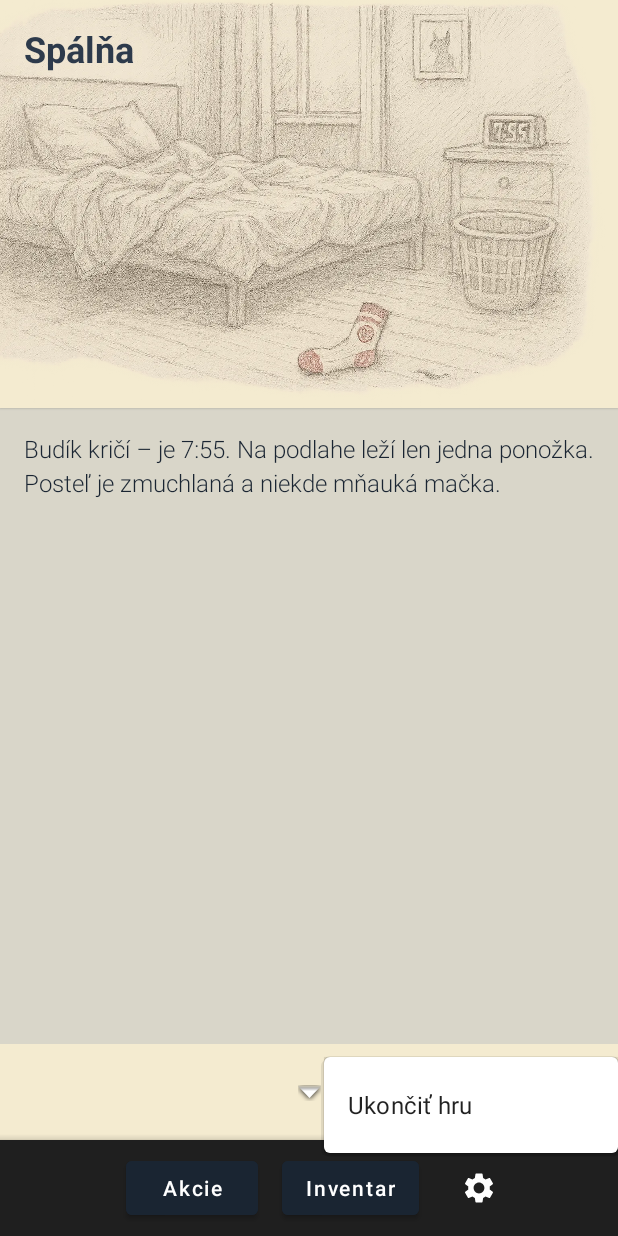
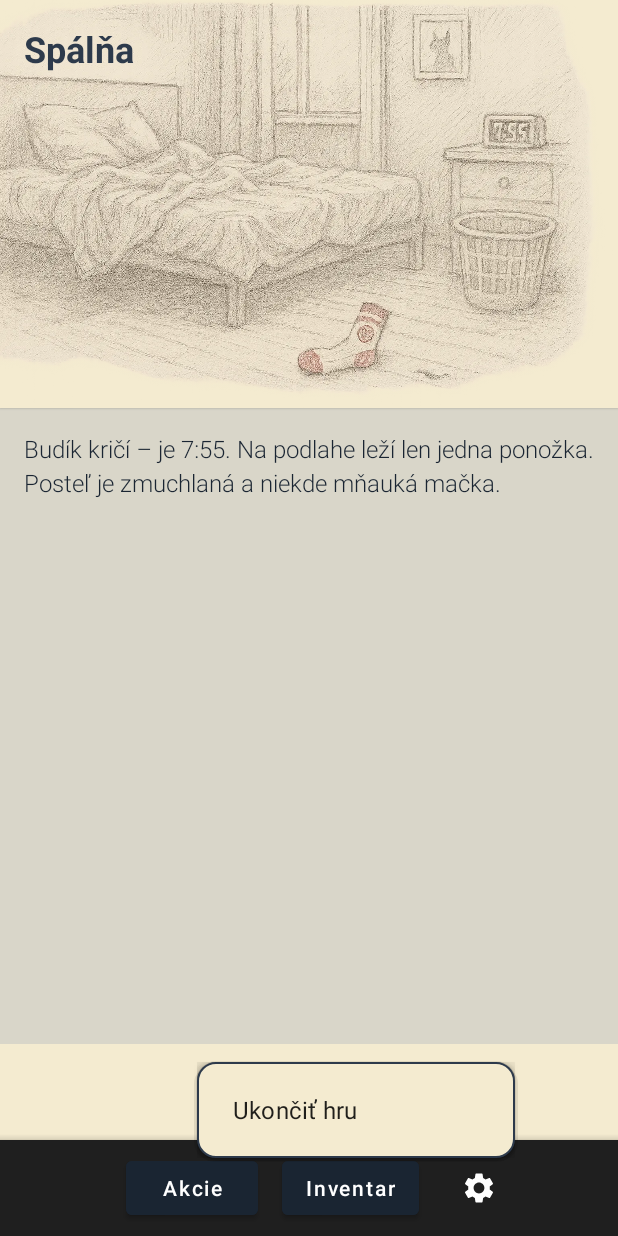
Before and after one commit to JurajPacolt/SockParadox, an Android app: the GameActivity screen opened directly, with no data from a screen before it, after a tap on "Menu", on a phone screen of 412 x 824 dp. Run offline under Robolectric (Android 15) with nearby library versions, the phone set to English and light mode, and no system bars.

Commit message:
popup menu changes

```diff
--- a/app/src/main/java/org/javerland/sockparadox/ui/GameActivity.java
+++ b/app/src/main/java/org/javerland/sockparadox/ui/GameActivity.java
@@ -255,7 +255,7 @@ public class GameActivity extends AppCompatActivity {
     }
 
     private void showGameMenu(android.view.View anchor) {
-        PopupMenu popup = new PopupMenu(this, anchor);
+        PopupMenu popup = new PopupMenu(this, anchor, Gravity.END, 0, R.style.CustomPopupMenu);
         popup.getMenuInflater().inflate(R.menu.game_menu, popup.getMenu());
         popup.setOnMenuItemClickListener(item -> {
             if (item.getItemId() == R.id.action_quit_game) {
--- /dev/null
+++ b/app/src/main/res/drawable/ic_exit.xml
@@ -0,0 +1,10 @@
+<?xml version="1.0" encoding="utf-8"?>
+<vector xmlns:android="http://schemas.android.com/apk/res/android"
+    android:width="24dp"
+    android:height="24dp"
+    android:viewportWidth="24"
+    android:viewportHeight="24">
+    <path
+        android:fillColor="@color/colorAccent"
+        android:pathData="M16,17V14H9V10H16V7L21,12L16,17M14,2C14.55,2 15,2.45 15,3V6H13V4H5V20H13V18H15V21C15,21.55 14.55,22 14,22H4C3.45,22 3,21.55 3,21V3C3,2.45 3.45,2 4,2H14Z" />
+</vector>
--- /dev/null
+++ b/app/src/main/res/drawable/popup_menu_background.xml
@@ -0,0 +1,14 @@
+<?xml version="1.0" encoding="utf-8"?>
+<shape xmlns:android="http://schemas.android.com/apk/res/android"
+    android:shape="rectangle">
+    <solid android:color="@color/colorBackgroundLight" />
+    <corners android:radius="12dp" />
+    <stroke
+        android:width="1dp"
+        android:color="@color/colorPrimary" />
+    <padding
+        android:left="8dp"
+        android:top="8dp"
+        android:right="8dp"
+        android:bottom="8dp" />
+</shape>
--- /dev/null
+++ b/app/src/main/res/layout/popup_menu_item.xml
@@ -0,0 +1,15 @@
+<?xml version="1.0" encoding="utf-8"?>
+<TextView xmlns:android="http://schemas.android.com/apk/res/android"
+    android:id="@android:id/title"
+    android:layout_width="match_parent"
+    android:layout_height="wrap_content"
+    android:minHeight="48dp"
+    android:gravity="center_vertical"
+    android:paddingStart="16dp"
+    android:paddingEnd="16dp"
+    android:paddingTop="12dp"
+    android:paddingBottom="12dp"
+    android:textColor="@color/colorTextPrimary"
+    android:textSize="16sp"
+    android:background="?attr/selectableItemBackground"
+    android:fontFamily="sans-serif-medium" />
--- a/app/src/main/res/menu/game_menu.xml
+++ b/app/src/main/res/menu/game_menu.xml
@@ -4,5 +4,6 @@
     <item
         android:id="@+id/action_quit_game"
         android:title="@string/quit_game"
+        android:icon="@drawable/ic_exit"
         app:showAsAction="never" />
 </menu>
--- a/app/src/main/res/values-night/themes.xml
+++ b/app/src/main/res/values-night/themes.xml
@@ -21,5 +21,7 @@
         <item name="android:windowNoTitle">true</item>
         <item name="android:windowFullscreen">true</item>
         <item name="android:windowLayoutInDisplayCutoutMode">shortEdges</item>
+        <item name="popupMenuStyle">@style/CustomPopupMenu</item>
+        <item name="android:popupMenuStyle">@style/CustomPopupMenu</item>
     </style>
 </resources>
--- a/app/src/main/res/values/themes.xml
+++ b/app/src/main/res/values/themes.xml
@@ -21,6 +21,8 @@
         <item name="android:windowNoTitle">true</item>
         <item name="android:windowFullscreen">true</item>
         <item name="android:windowLayoutInDisplayCutoutMode">shortEdges</item>
+        <item name="popupMenuStyle">@style/CustomPopupMenu</item>
+        <item name="android:popupMenuStyle">@style/CustomPopupMenu</item>
     </style>
 
     <style name="CustomAlertDialog" parent="Theme.MaterialComponents.DayNight.Dialog.Alert">
@@ -40,4 +42,18 @@
     <style name="NegativeButtonStyle" parent="Widget.MaterialComponents.Button.TextButton.Dialog">
         <item name="android:textColor">@color/colorTextSecondary</item>
     </style>
+
+    <style name="CustomPopupMenu" parent="Widget.MaterialComponents.PopupMenu">
+        <item name="android:popupBackground">@drawable/popup_menu_background</item>
+        <item name="android:popupElevation">8dp</item>
+        <item name="android:dropDownVerticalOffset">4dp</item>
+        <item name="android:textColor">@color/colorTextPrimary</item>
+        <item name="android:itemTextAppearance">@style/CustomPopupMenuItemText</item>
+    </style>
+
+    <style name="CustomPopupMenuItemText" parent="TextAppearance.AppCompat.Widget.PopupMenu.Large">
+        <item name="android:textColor">@color/colorTextPrimary</item>
+        <item name="android:textSize">16sp</item>
+        <item name="android:fontFamily">sans-serif-medium</item>
+    </style>
 </resources>
```
